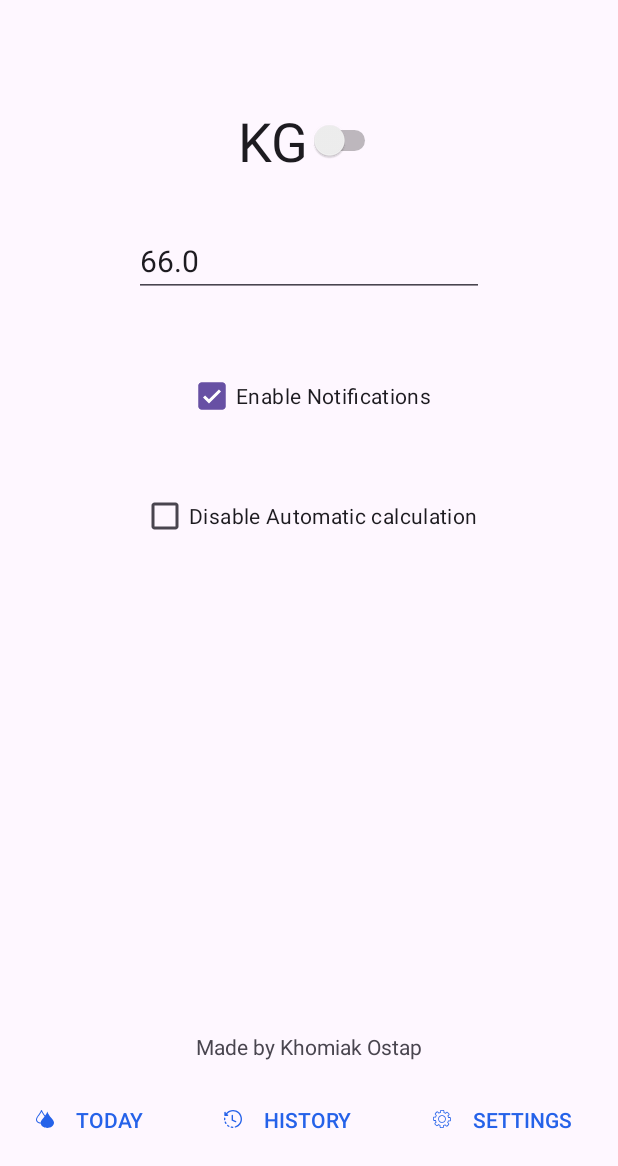
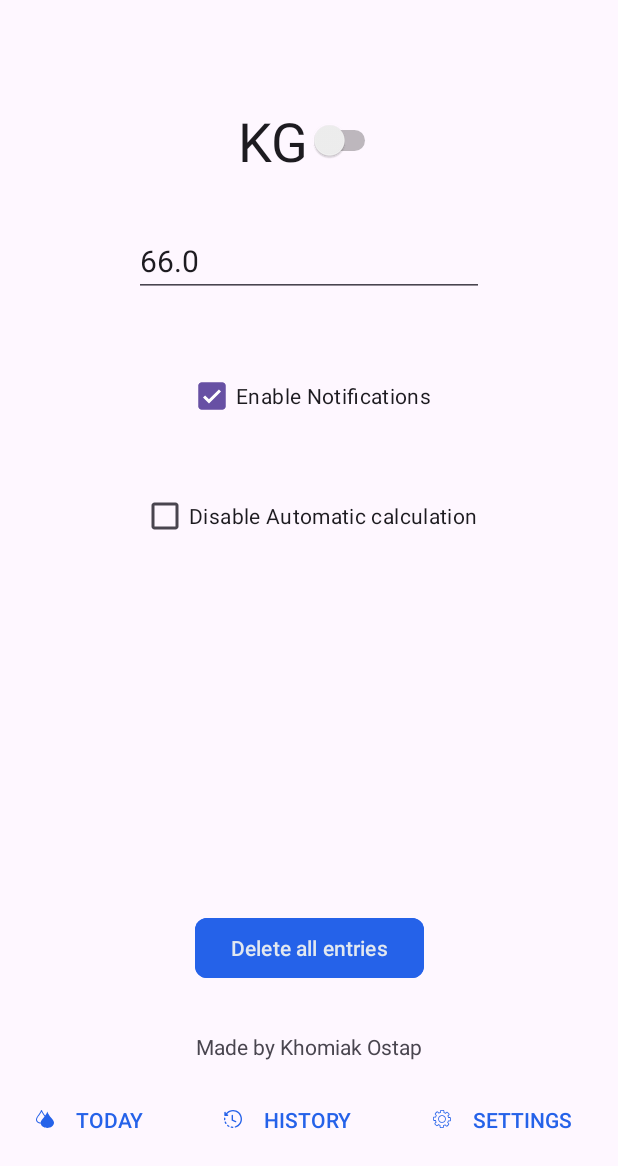
Before and after one commit to ostap-khomiak/Hydrate, an Android app: the fragment SettingsFragment placed in its activity, on a phone screen of 412 x 824 dp, the part 70-1236 px from its top. Run offline under Robolectric (Android 15) with nearby library versions, the phone set to English and light mode, and no system bars; Roboto replaces fonts that are not available here; 1 statement that could not run was skipped.

Commit message:
Small improvements

```diff
--- a/app/src/main/AndroidManifest.xml
+++ b/app/src/main/AndroidManifest.xml
@@ -13,6 +13,7 @@
         android:supportsRtl="true"
         android:theme="@style/Theme.Hydrate"
         tools:targetApi="31">
+
         <activity
             android:name=".MainActivity"
             android:exported="true">
--- a/app/src/main/java/com/ostapkhomiak/hydrate/MainFragment.kt
+++ b/app/src/main/java/com/ostapkhomiak/hydrate/MainFragment.kt
@@ -53,7 +53,7 @@ class MainFragment : Fragment() {
 
         }
 
-        val smallMLBtn = view.findViewById<Button>(R.id.smallMLBtn)
+        val smallMLBtn = view.findViewById<Button>(R.id.deleteButton)
         smallMLBtn.setOnClickListener {
             waterButtonsListener(100)
         }
@@ -104,8 +104,10 @@ class MainFragment : Fragment() {
 
         if (shareViewModel.getIsManualAmount() == true) {
             goalAmount = shareViewModel.getManualAmount()!!
+            progressBar3!!.max = shareViewModel.getManualAmount()!!
         } else {
             goalAmount = shareViewModel.getCalculatedAmount()!!
+            progressBar3!!.max = shareViewModel.getCalculatedAmount()!!
         }
         goalTextView?.setText("of " + goalAmount + "ml goal")
 
--- a/app/src/main/java/com/ostapkhomiak/hydrate/SettingsFragment.kt
+++ b/app/src/main/java/com/ostapkhomiak/hydrate/SettingsFragment.kt
@@ -5,6 +5,7 @@ import android.os.Bundle
 import android.view.LayoutInflater
 import android.view.View
 import android.view.ViewGroup
+import android.widget.Button
 import androidx.fragment.app.Fragment
 import androidx.fragment.app.activityViewModels
 import android.widget.EditText
@@ -31,6 +32,7 @@ class SettingsFragment : Fragment() {
         val weightEditText = view.findViewById<EditText>(R.id.editWeightTextNumber)
         weightEditText.setText(shareViewModel.getWeight().toString())
 
+
         val disableCalcCheckBox = view.findViewById<CheckBox>(R.id.disableCalcCheckBox)
         val manualWaterText = view.findViewById<EditText>(R.id.manualWaterTextNumber)
 
@@ -39,6 +41,8 @@ class SettingsFragment : Fragment() {
 
         val notificationsCheckBox = view.findViewById<CheckBox>(R.id.notificationsCheckBox)
         notificationsCheckBox.isChecked = shareViewModel.getIsNotificationEnabled() ?: true
+
+        val deleteButton = view.findViewById<Button>(R.id.deleteButton)
 
 
 
@@ -109,6 +113,10 @@ class SettingsFragment : Fragment() {
             (activity as MainActivity).handleNotificationToggle(notificationsCheckBox.isChecked)
         }
 
+        deleteButton.setOnClickListener {
+            (activity as MainActivity).resetProgress()
+        }
+
         return view
 
     }
--- a/app/src/main/java/com/ostapkhomiak/hydrate/ShareViewModel.kt
+++ b/app/src/main/java/com/ostapkhomiak/hydrate/ShareViewModel.kt
@@ -15,7 +15,9 @@ class ShareViewModel(application: Application) : AndroidViewModel(application) {
         value = sharedPreferences.getFloat("weight", 66f).toDouble()
     }
     val calculatedAmount = MutableLiveData<Int>().apply {
-        value = weight.value?.div(22)?.toInt()?.times(1000)?.let { sharedPreferences.getInt("calculatedAmount", it) }
+        val temp = (weight.value!! / 22).toInt() * 1000
+        value = temp
+        sharedPreferences.getInt("calculatedAmount", temp)
     }
     val isWeightInLB = MutableLiveData<Boolean>().apply {
         value = sharedPreferences.getBoolean("isWeightInLB", false)
@@ -37,6 +39,7 @@ class ShareViewModel(application: Application) : AndroidViewModel(application) {
     fun setWeight(newWeight: Double) {
         weight.value = newWeight
         sharedPreferences.edit().putFloat("weight", newWeight.toFloat()).apply()
+        updateCalculatedAmount()
     }
 
     fun getWeight(): Double? {
@@ -50,9 +53,9 @@ class ShareViewModel(application: Application) : AndroidViewModel(application) {
     fun updateCalculatedAmount() {
 
         if (isWeightInLB.value!!) {
-            calculatedAmount.value = (weight.value?.div(22)?.toInt()?.times(1000))
+            calculatedAmount.value = (weight.value!! / 22 * 1000).toInt()  // TODO: fix ml calculation
         } else {
-            calculatedAmount.value = (weight.value?.div(48)?.toInt()?.times(1000))
+            calculatedAmount.value = (weight.value!! / 48 * 1000).toInt()
         }
         sharedPreferences.edit().putInt("calculatedAmount", calculatedAmount.value!!).apply()
     }
@@ -111,4 +114,5 @@ class ShareViewModel(application: Application) : AndroidViewModel(application) {
         return isNotificationEnabled.value
     }
 
+
 }
--- a/app/src/main/res/layout/fragment_main.xml
+++ b/app/src/main/res/layout/fragment_main.xml
@@ -73,7 +73,7 @@
 
 
             <Button
-                android:id="@+id/smallMLBtn"
+                android:id="@+id/deleteButton"
                 android:layout_width="wrap_content"
                 android:layout_height="wrap_content"
                 android:layout_marginEnd="4dp"
--- a/app/src/main/res/layout/fragment_settings.xml
+++ b/app/src/main/res/layout/fragment_settings.xml
@@ -9,6 +9,20 @@
     <androidx.constraintlayout.widget.ConstraintLayout
         android:layout_width="match_parent"
         android:layout_height="match_parent">
+
+        <Button
+            android:id="@+id/deleteButton"
+            android:layout_width="wrap_content"
+            android:layout_height="wrap_content"
+            android:layout_marginBottom="32dp"
+            android:layout_weight="1"
+            android:backgroundTint="@color/blue"
+            android:text="Delete all entries"
+            android:textColor="@color/background"
+            app:cornerRadius="8dp"
+            app:layout_constraintBottom_toTopOf="@+id/aboutTextView"
+            app:layout_constraintEnd_toEndOf="parent"
+            app:layout_constraintStart_toStartOf="parent" />
 
         <Switch
             android:id="@+id/kglbswitch"
@@ -30,6 +44,7 @@
             android:ems="10"
             android:hint="Enter your weight"
             android:inputType="number"
+            android:maxLength="5"
             android:textSize="20sp"
             app:layout_constraintEnd_toEndOf="parent"
             app:layout_constraintStart_toStartOf="parent"
@@ -54,6 +69,7 @@
             android:ems="10"
             android:hint="Enter amount in ml"
             android:inputType="number"
+            android:maxLength="5"
             android:textSize="20sp"
             app:layout_constraintEnd_toEndOf="parent"
             app:layout_constraintHorizontal_bias="0.497"
@@ -76,8 +92,10 @@
             android:layout_height="wrap_content"
             android:layout_marginTop="42dp"
             android:text="Enable Notifications"
+            android:textColorLink="@color/blue"
             app:layout_constraintEnd_toEndOf="parent"
             app:layout_constraintStart_toStartOf="parent"
             app:layout_constraintTop_toBottomOf="@+id/editWeightTextNumber" />
+
     </androidx.constraintlayout.widget.ConstraintLayout>
 </FrameLayout>
```
Also changed, not shown: app/src/main/java/com/ostapkhomiak/hydrate/MainActivity.kt (+10 -5 lines).
